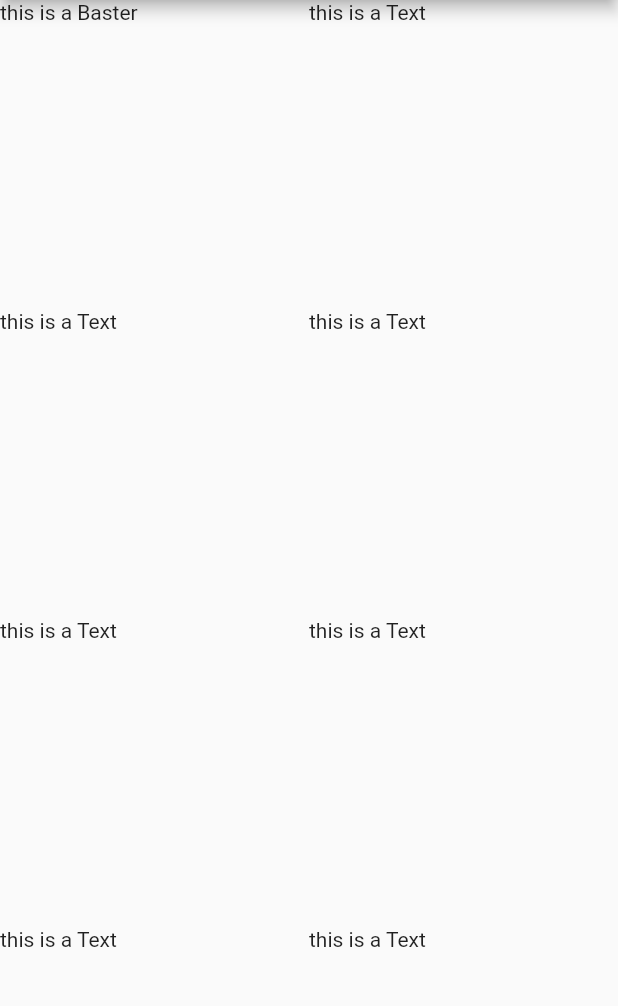
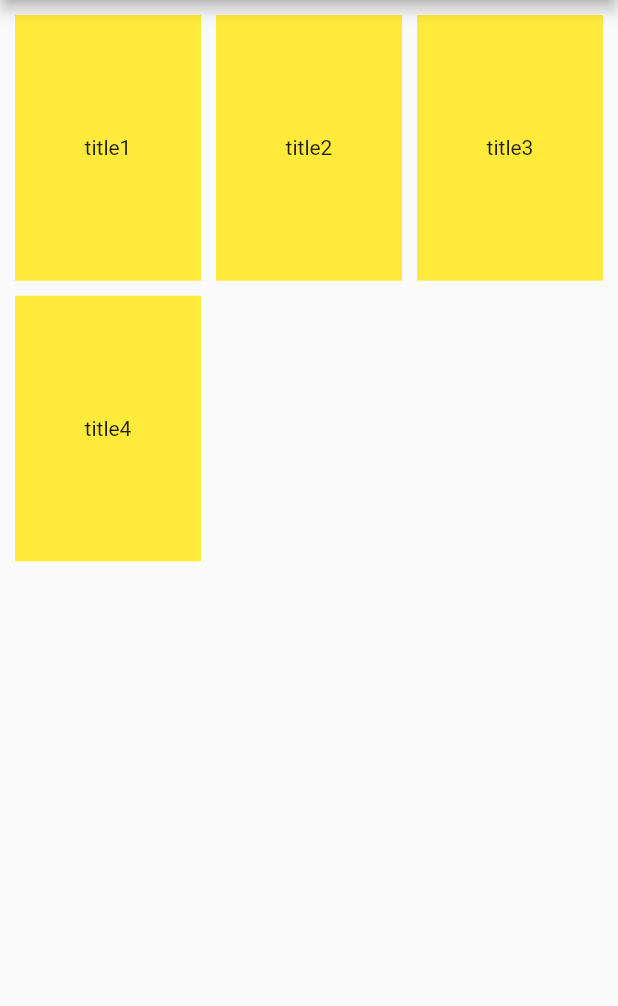
Before and after one commit to ZmjDns/flutterDemo, a Flutter app: the screen it shows after launch, on a phone screen of 412 x 824 dp, the part 84-1090 px from its top. Run offline on Flutter 3.47's test engine with Material 2 defaults, Android fonts, the phone set to English and light mode, and no system bars.

Commit message:
动态设置GridView，并调整item的宽高比例

```diff
--- a/lib/components/GridViewComp.dart
+++ b/lib/components/GridViewComp.dart
@@ -1,10 +1,12 @@
 import 'package:flutter/cupertino.dart';
+import 'package:flutter/material.dart';
+import 'package:flutter_app_androidx/res/ListData.dart';
 
 class GridViewPage extends StatelessWidget {
   @override
   Widget build(BuildContext context) {
     return Container(
-      child: GridViewComp1(),
+      child: DynamicGridView1(),//GridViewComp1(),
     );
   }
 }
@@ -42,3 +44,32 @@ class GridViewComp1 extends StatelessWidget {
     );
   }
 }
+/**
+ * 动态设置GridView，并调整item的宽高比例
+ */
+class DynamicGridView1 extends StatelessWidget {
+
+  List<Widget> _getGridViewItem (){
+
+    return listData.map((e) =>
+        Container(
+          alignment: Alignment.center,
+          child: Text(e['title']),
+          color: Colors.yellow,
+        ))
+        .toList();
+  }
+
+  @override
+  Widget build(BuildContext context) {
+    return GridView.count(
+      crossAxisCount: 3,  //每行的列数
+      mainAxisSpacing: 10,//主轴上下两行的间距
+      crossAxisSpacing: 10,//交叉轴每列左右间距
+      padding: EdgeInsets.all(10),//设置外边距
+      childAspectRatio: 0.7,    //调整子容器宽高比例（直接设置宽高不起作用）
+      children: _getGridViewItem(),
+    );
+  }
+
+}
```
